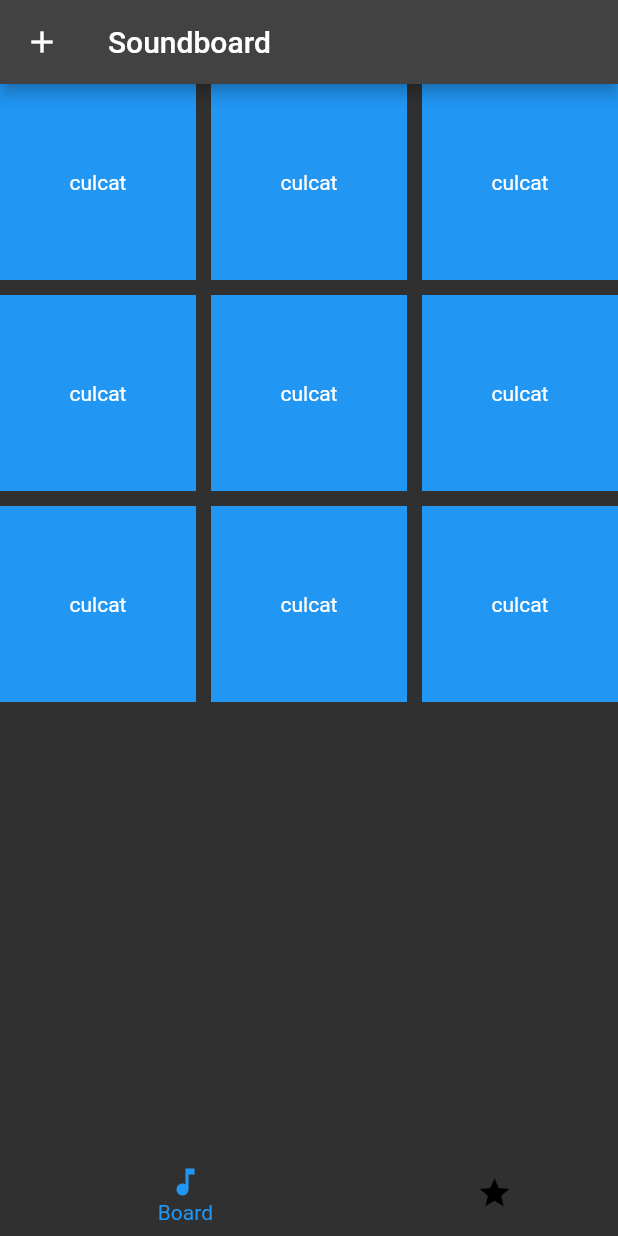
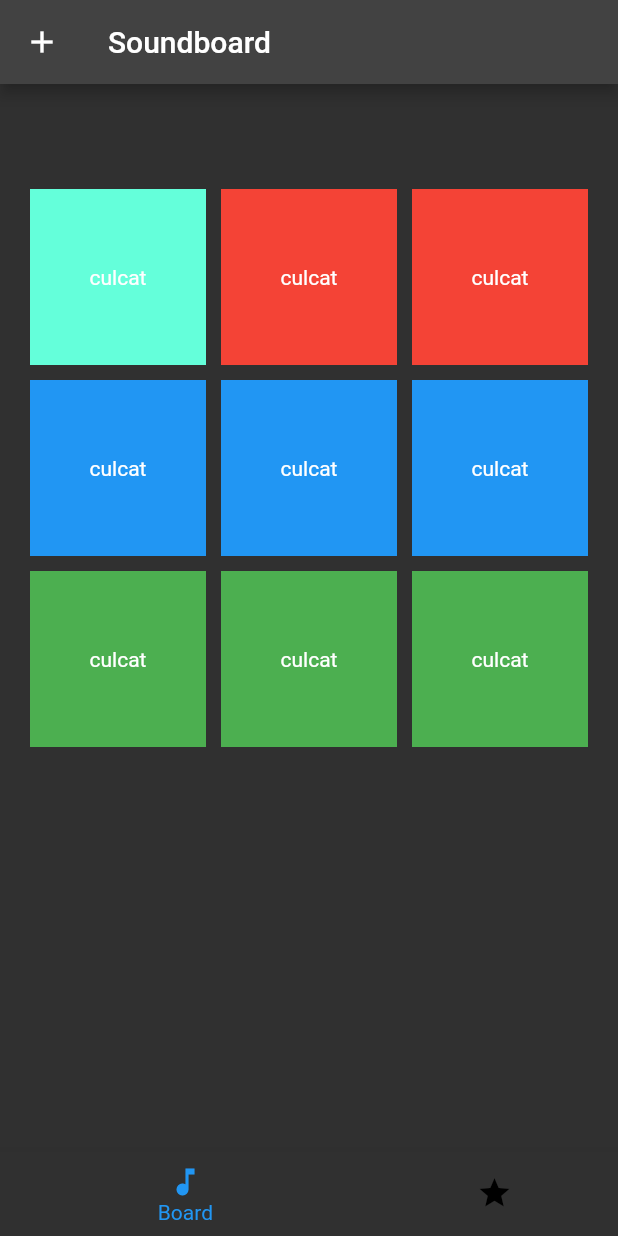
Before and after one commit to octav333/Soundboard1, a Flutter app: the screen it shows after launch, after a tap on "culcat", on a phone screen of 412 x 824 dp. Run offline on Flutter 3.47's test engine with Material 2 defaults, Android fonts, the light colour scheme and no system bars; our stand-ins replace audioplayers.

Commit message:
commit 2

```diff
--- a/lib/pages/Board.dart
+++ b/lib/pages/Board.dart
@@ -9,16 +9,28 @@ class Home extends StatefulWidget {
   _HomeState createState() => _HomeState();
 }
 
+List cuvinte = [
+  "culcat",
+  "culcat",
+  "culcat",
+  "culcat",
+  "culcat",
+  "culcat",
+  "culcat",
+  "culcat",
+  "culcat"
+];
+int counter = 0;
 List<Color> _c = [
   Colors.red,
   Colors.red,
   Colors.red,
-  Colors.red,
-  Colors.red,
-  Colors.red,
-  Colors.red,
-  Colors.red,
-  Colors.red,
+  Colors.blue,
+  Colors.blue,
+  Colors.blue,
+  Colors.green,
+  Colors.green,
+  Colors.green,
 ];
 List audio = [
   'audio/culcat.mp3',
@@ -28,137 +40,48 @@ List audio = [
   'audio/culcat.mp3',
   'audio/culcat.mp3'
 ];
+
 final player = AudioCache();
-MaterialColor _sbbuttonscolor = Colors.lightBlue;
+
 List<double> widths = [150, 150, 150, 150, 150, 150, 150, 150, 150];
 List<double> heights = [150, 150, 150, 150, 150, 150, 150, 150, 150];
-double _w = 150;
-MaterialColor _color = Colors.red;
-List<Widget> Buttons = [
-  AnimatedContainer(
-    child: Center(
-      child: Text("culcat"),
-    ),
-    duration: Duration(milliseconds: 11500),
-    width: widths[0],
-    height: heights[0],
-    color: _color,
-  ),
-  AnimatedContainer(
-    child: Center(
-      child: Text("culcat"),
-    ),
-    duration: Duration(milliseconds: 500),
-    width: widths[1],
-    height: heights[1],
-    color: _c[1],
-  ),
-  AnimatedContainer(
-    child: Center(
-      child: Text("culcat"),
-    ),
-    duration: Duration(milliseconds: 500),
-    width: widths[2],
-    height: heights[2],
-    color: _c[2],
-  ),
-  AnimatedContainer(
-    child: Center(
-      child: Text("culcat"),
-    ),
-    duration: Duration(milliseconds: 500),
-    width: widths[3],
-    height: heights[3],
-    color: _c[3],
-  ),
-  AnimatedContainer(
-    child: Center(
-      child: Text("culcat"),
-    ),
-    duration: Duration(milliseconds: 500),
-    width: widths[4],
-    height: heights[4],
-    color: _c[4],
-  ),
-  AnimatedContainer(
-    child: Center(
-      child: Text("culcat"),
-    ),
-    duration: Duration(milliseconds: 500),
-    width: widths[5],
-    height: heights[5],
-    color: _c[5],
-  ),
-  AnimatedContainer(
-    child: Center(
-      child: Text("culcat"),
-    ),
-    duration: Duration(milliseconds: 500),
-    width: widths[6],
-    height: heights[6],
-    color: _c[6],
-  ),
-  AnimatedContainer(
-    child: Center(
-      child: Text("culcat"),
-    ),
-    duration: Duration(milliseconds: 500),
-    width: widths[7],
-    height: heights[7],
-    color: _c[7],
-  ),
-  AnimatedContainer(
-    child: Center(
-      child: Text("culcat"),
-    ),
-    duration: Duration(milliseconds: 500),
-    width: widths[8],
-    height: heights[8],
-    color: _c[8],
-  ),
-];
 
 class _HomeState extends State<Home> {
   @override
   Widget build(BuildContext context) {
     return Scaffold(
-      body: GridView.builder(
-          gridDelegate: SliverGridDelegateWithFixedCrossAxisCount(
+      body: Container(
+        padding: const EdgeInsets.only(top: 70, left: 20, right: 20),
+        child: GridView.builder(
+            gridDelegate: const SliverGridDelegateWithFixedCrossAxisCount(
                 crossAxisCount: 3,
                 mainAxisSpacing: 10,
                 childAspectRatio: 1,
                 crossAxisSpacing: 10),
-          itemCount: Buttons.length,
+            itemCount: 9,
             itemBuilder: (BuildContext context, index) {
               return InkWell(
-              focusColor: Colors.green,
-              splashColor: Colors.green,
                 child: AnimatedContainer(
-                child: Center(child: Text("culcat")),
-                width: _w,
-                duration: Duration(milliseconds: 500),
-                color: _color,
+                  child: Center(child: Text(cuvinte[index])),
+                  color: _c[index],
+                  duration: const Duration(milliseconds: 300),
                 ),
-              hoverColor: Colors.green,
-              highlightColor: Colors.green,
                 onTap: () {
+                  counter++;
+                  if (counter % 2 == 0) {
+                    setState(() {
+                      _c[index] = Colors.purpleAccent;
+                    });
+                  } else {
+                    setState(() {
+                      _c[index] = Colors.tealAccent;
+                    });
+                  }
                   player.play('audio/culcat.mp3');
-                setState(() {
-                  _w = 100;
-                });
-              },
-              onTapDown: (TapDownDetails details) {
-                setState(() {
-                  _color = Colors.blue;
-                });
-              },
-              onTapCancel: () {
-                setState(() {
-                  _color = Colors.red;
-                });
                 },
               );
             }),
+      ),
     );
   }
 }
--- a/lib/pages/Favorites.dart
+++ b/lib/pages/Favorites.dart
@@ -1,5 +1,6 @@
 import 'package:flutter/cupertino.dart';
 import 'package:flutter/material.dart';
+import 'package:flutter_staggered_grid_view/flutter_staggered_grid_view.dart';
 
 class Favorites extends StatefulWidget {
   const Favorites({Key? key}) : super(key: key);
@@ -11,55 +12,34 @@ class Favorites extends StatefulWidget {
 List<double> _h = [200, 150];
 List<double> _w = [200, 150];
 List<Color> _c = [Colors.red, Colors.green];
+MaterialColor _color = Colors.red;
+double _wi = 100;
 
 class _FavoritesState extends State<Favorites> {
   @override
   Widget build(BuildContext context) {
     return Scaffold(
-        body: ListView.builder(
-            itemCount: 2,
-            itemBuilder: (BuildContext context, index) {
-              return AnimatedContainer(
-                color: _c[index],
-                width: _w[index],
-                height: _h[index],
-                duration: Duration(milliseconds: 300),
-                child: Center(
-                  child: Row(
-                    mainAxisAlignment: MainAxisAlignment.spaceEvenly,
-                    children: [
-                      ElevatedButton(
-                          onPressed: () {
+        body: StaggeredGridView.countBuilder(
+      crossAxisCount: 4,
+      itemCount: 8,
+      itemBuilder: (BuildContext context, int index) => InkWell(
+        onTap: () {
           setState(() {
-                              _h[index] = 100;
-                              _w[index] = 100;
-                              _c[index] = Colors.blue;
+            _wi = 30;
+            _color = Colors.blue;
           });
         },
-                          child: Text('da')),
-                      ElevatedButton(
-                          onPressed: () {
-                            setState(() {
-                              _h[index] = 150;
-                              _w[index] = 150;
-                              _c[index] = Colors.red;
-                            });
-                          },
-                          child: Text('nu')),
-                    ],
+        child: AnimatedContainer(
+          width: _wi,
+          duration: Duration(milliseconds: 300),
+          child: Text('caca'),
+          color: _color,
         ),
       ),
-              );
-            }
-            //   Container(
-            //  color: Colors.red,
-            // child: Center(
-            // child: ElevatedButton(
-            //  onPressed: () {},
-            //  child: Text('buton'),
-            //   ),
-            // ),
-            //  ),
+      staggeredTileBuilder: (int index) =>
+          StaggeredTile.count(2, index.isEven ? 2 : 1),
+      mainAxisSpacing: 4.0,
+      crossAxisSpacing: 4.0,
     ));
   }
 }
--- a/pubspec.yaml
+++ b/pubspec.yaml
@@ -27,6 +27,7 @@ environment:
 # the latest version available on pub.dev. To see which dependencies have newer
 # versions available, run `flutter pub outdated`.
 dependencies:
+  flutter_staggered_grid_view: ^0.4.1
   flutter:
     sdk: flutter
 
```
Also changed, not shown: pubspec.lock. Lines whose indentation alone changed are shown as unchanged.
